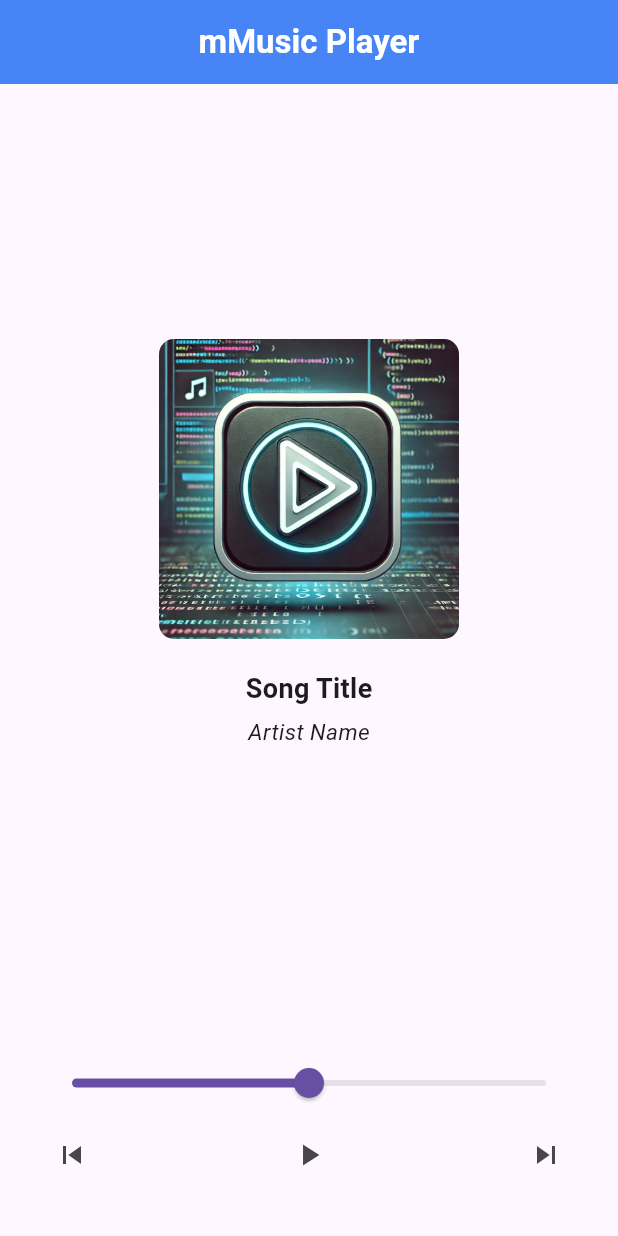
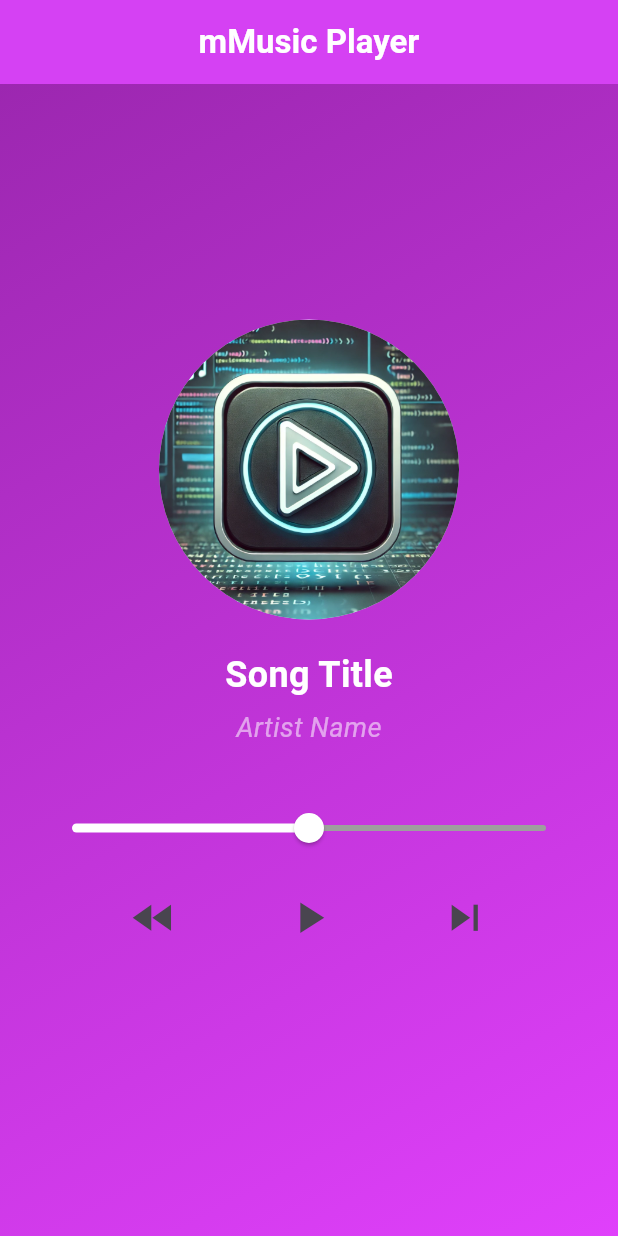
Before and after one commit to mumng/mmusic, a Flutter app: the screen it shows after launch, on a phone screen of 412 x 824 dp. Run offline on Flutter 3.47's test engine with Material 3 defaults, Android fonts, the phone set to English and light mode, and no system bars.

Commit message:
icon upgrade(frontend)

```diff
--- a/lib/main.dart
+++ b/lib/main.dart
@@ -24,38 +24,45 @@ class MusicPlayScreen extends StatelessWidget {
     return Scaffold(
       appBar: AppBar(
         centerTitle: true,
-        backgroundColor: Colors.blueAccent,
+        backgroundColor: Colors.purpleAccent,
         elevation: 4.0,
         title: Text(
           "mMusic Player",
           style: TextStyle(fontWeight: FontWeight.bold, color:Colors.white),
         ),
       ),
-      body: Column(
-        mainAxisAlignment: MainAxisAlignment.spaceBetween,
-        children: [
-          Expanded(
-            child: Center(
+      body: Container(
+        decoration: BoxDecoration(
+          gradient: LinearGradient(
+            colors: [Colors.purple, Colors.purpleAccent],
+            begin: Alignment.topLeft,
+            end: Alignment.bottomRight,
+          )
+        ),
         child: Column(
           mainAxisAlignment: MainAxisAlignment.center,
           children: [
-                  Container(
-                    height: 200,
-                    width:200,
-                    decoration: BoxDecoration(
-                      borderRadius: BorderRadius.circular(10),
-                      image: DecorationImage(
-                        image: AssetImage('assets/images/mmusic.webp'),
-                        fit: BoxFit.cover,),
+            CircleAvatar(
+              backgroundImage: AssetImage('assets/images/mmusic.webp'),
+              radius: 100,
+            ),
+            SizedBox(height: 20),
+            Text(
+                "Song Title",
+                style:TextStyle(
+                    fontSize: 24,
+                    fontWeight: FontWeight.bold,
+                    color: Colors.white,
                 ),
             ),
-                  SizedBox(height: 20),
-                  Text("Song Title", style:TextStyle(fontSize: 18, fontWeight: FontWeight.bold)),
             SizedBox(height:5),
-                  Text("Artist Name", style:TextStyle(fontSize: 15, fontStyle: FontStyle.italic))
-                ]
-              ),
-            ),
+            Text(
+                "Artist Name",
+                style:TextStyle(
+                  fontSize: 18,
+                  fontStyle: FontStyle.italic,
+                  color: Colors.white54
+                )
             ),
             Padding(
               padding: const EdgeInsets.symmetric(horizontal: 24, vertical: 30),
@@ -64,13 +71,16 @@ class MusicPlayScreen extends StatelessWidget {
                   Slider(
                     value: 0.5,
                     onChanged: (value) {},
+                    activeColor: Colors.white,
+                    inactiveColor: Colors.grey,
                   ),
+                  SizedBox(height:10),
                   Row(
-                  mainAxisAlignment: MainAxisAlignment.spaceBetween,
+                    mainAxisAlignment: MainAxisAlignment.spaceEvenly,
                     children: [
-                    IconButton(onPressed: () {}, icon: Icon(Icons.skip_previous)),
-                    IconButton(onPressed: () {}, icon: Icon(Icons.play_arrow)),
-                    IconButton(onPressed: () {}, icon: Icon(Icons.skip_next)),
+                      IconButton(onPressed: () {}, icon: Icon(Icons.fast_rewind), iconSize:35,),
+                      IconButton(onPressed: () {}, icon: Icon(Icons.play_arrow), iconSize:35),
+                      IconButton(onPressed: () {}, icon: Icon(Icons.skip_next), iconSize:35),
                     ],
                   ),
                 ],
@@ -78,6 +88,7 @@ class MusicPlayScreen extends StatelessWidget {
             ),
           ],
         ),
+      ),
     );
   }
 }
```
Lines whose indentation alone changed are shown as unchanged.
